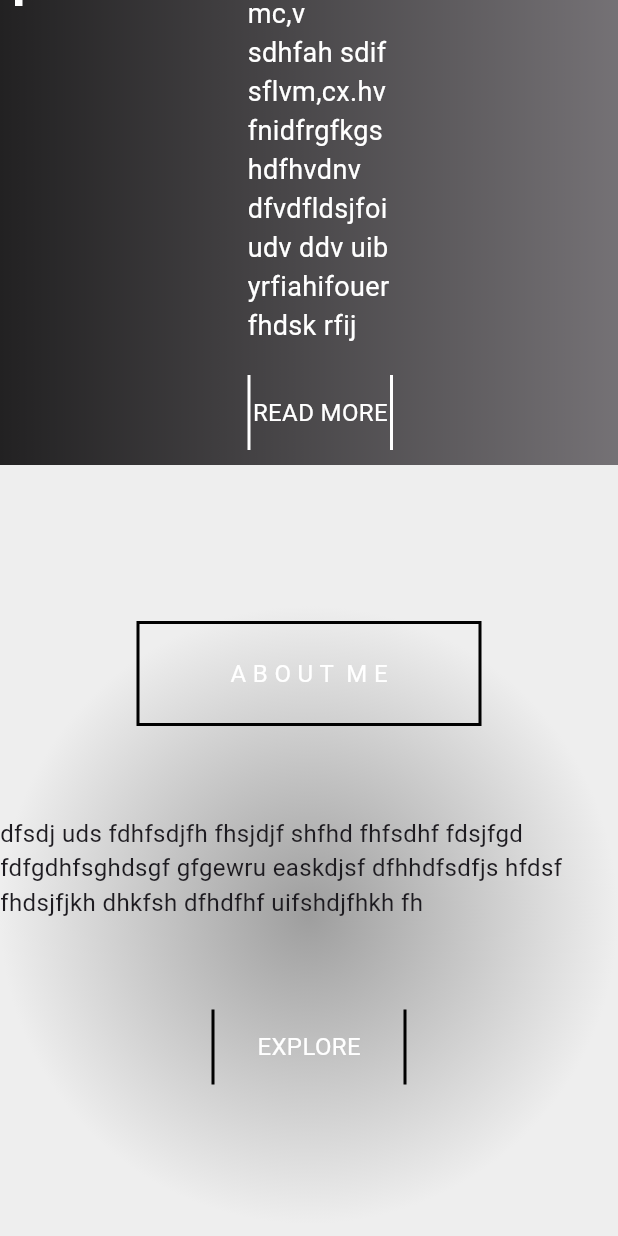
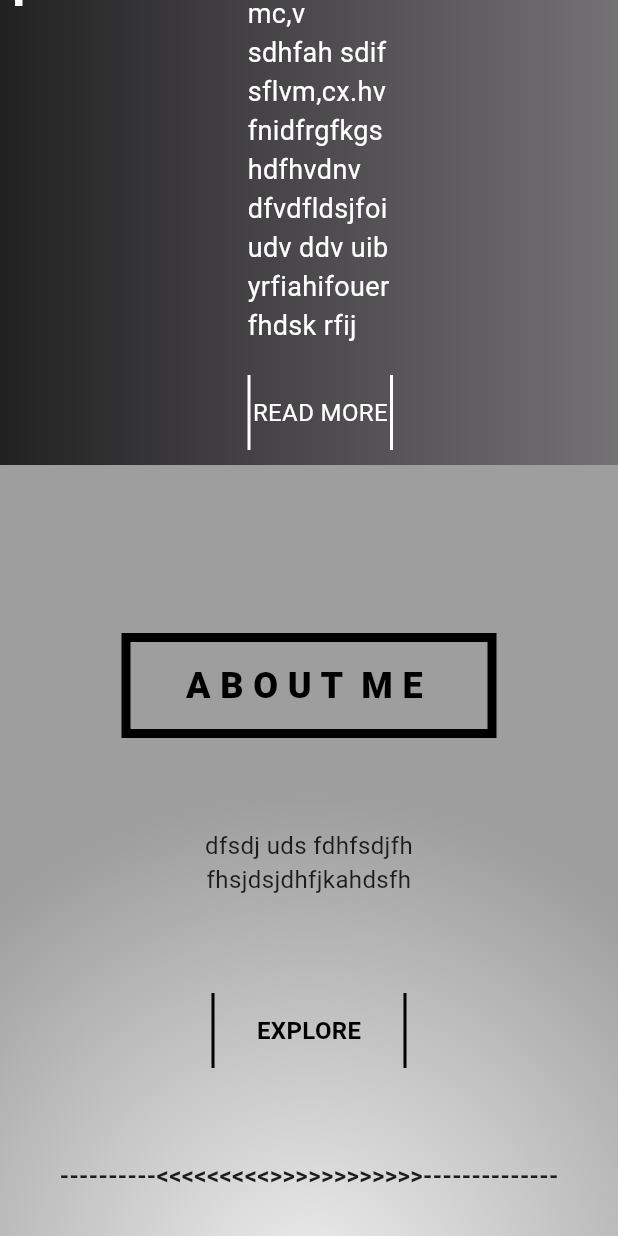
Before and after one commit to musharrafhamraz/Flutter-Web-My-Portfolio, a Flutter app: the screen it shows after launch, scrolled down 1152 dp, on a phone screen of 412 x 824 dp. Run offline on Flutter 3.47's test engine with Material 3 defaults, Android fonts, the phone set to English and light mode, and no system bars.

Commit message:
services section addded.

```diff
--- a/lib/sections/about_me_section.dart
+++ b/lib/sections/about_me_section.dart
@@ -6,51 +6,28 @@ class AboutMeSection extends StatelessWidget {
   @override
   Widget build(BuildContext context) {
     return Container(
-      height: 600.0,
+      height: 1100.0,
       width: MediaQuery.of(context).size.width,
       decoration: BoxDecoration(
-          gradient:
-              RadialGradient(colors: [Colors.grey, Colors.grey.shade200])),
+          gradient: RadialGradient(
+              radius: 0.8, colors: [Colors.grey.shade200, Colors.grey])),
       child: Column(
         mainAxisAlignment: MainAxisAlignment.center,
         crossAxisAlignment: CrossAxisAlignment.center,
         children: [
-          Container(
-            width: 230,
-            height: 70,
-            decoration: const BoxDecoration(
-              color: Colors.transparent,
-              border: Border(
-                left: BorderSide(
-                  color: Colors.black, // Set your desired color
-                  width: 2.0, // Set your desired width
-                ),
-                right: BorderSide(
-                  color: Colors.black, // Set your desired color
-                  width: 2.0, // Set your desired width
-                ),
-                top: BorderSide(
-                  color: Colors.black, // Set your desired color
-                  width: 2.0, // Set your desired width
-                ),
-                bottom: BorderSide(
-                  color: Colors.black, // Set your desired color
-                  width: 2.0, // Set your desired width
-                ),
-              ),
-            ),
-            child: const Center(
-              child: Text(
-                ' A B O U T  M E ',
-                style: TextStyle(color: Colors.white),
-              ),
-            ),
+          const HeadetWidget(
+            text: 'A B O U T  M E ',
           ),
           const SizedBox(
             height: 60,
           ),
-          const Text(
-              "dfsdj uds fdhfsdjfh fhsjdjf shfhd fhfsdhf fdsjfgd fdfgdhfsghdsgf gfgewru easkdjsf dfhhdfsdfjs hfdsf fhdsjfjkh dhkfsh dfhdfhf uifshdjfhkh fh"),
+          SizedBox(
+            height: 50,
+            width: MediaQuery.of(context).size.width * 0.5,
+            child: const Text(
+                textAlign: TextAlign.center,
+                "dfsdj uds fdhfsdjfh fhsjdsjdhfjkahdsfh fkdhzfdsf fhusfjdshf fhjkdshf hdsfhds fh gfh ghdsfsghdjf shfhd fhfsdhf fdsjfgd fdfgdhfsghdsgf gfgewru easkdjsf dfhhdfsdfjs hfdsf fhdsjfjkh dhkfsh dfhdfhf uifshdjfhkh fh"),
+          ),
           const SizedBox(
             height: 60,
           ),
@@ -75,16 +52,159 @@ class AboutMeSection extends StatelessWidget {
             child: const Center(
               child: Text(
                 ' EXPLORE ',
-                style: TextStyle(color: Colors.white),
+                style:
+                    TextStyle(color: Colors.black, fontWeight: FontWeight.bold),
               ),
             ),
           ),
           const SizedBox(
             height: 60,
           ),
-          Text('')
+          const Text(
+            '----------<<<<<<<<<>>>>>>>>>>>>--------------',
+            style: TextStyle(
+              fontWeight: FontWeight.bold,
+            ),
+          ),
+          const SizedBox(
+            height: 60,
+          ),
+          const Padding(
+            padding: EdgeInsets.all(16.0),
+            child: Column(
+              mainAxisAlignment: MainAxisAlignment.center,
+              crossAxisAlignment: CrossAxisAlignment.center,
+              children: [
+                Row(
+                  mainAxisAlignment: MainAxisAlignment.spaceAround,
+                  children: [
+                    ServiceWidget(
+                      title: "DESIGN",
+                      description:
+                          "I can design the site based on your needs and suggestions. I can also design the site from scratch and consult you during the job.",
+                      icon: Icons.design_services,
+                    ),
+                    ServiceWidget(
+                      title: "DEVELOPMENT",
+                      description:
+                          "I can design the site based on your needs and suggestions. I can also design the site from scratch and consult you during the job.",
+                      icon: Icons.code,
+                    ),
+                  ],
+                ),
+                SizedBox(height: 40),
+                ServiceWidget(
+                  title: "MAINTENANCE",
+                  description:
+                      "I can design the site based on your needs and suggestions. I can also design the site from scratch and consult you during the job.",
+                  icon: Icons.settings,
+                ),
+              ],
+            ),
+          ),
+          const SizedBox(
+            height: 60,
+          ),
+          const Text(
+            '----------<<<<<<<<<>>>>>>>>>>>>--------------',
+            style: TextStyle(
+              fontWeight: FontWeight.bold,
+            ),
+          )
         ],
       ),
     );
   }
 }
+
+class HeadetWidget extends StatelessWidget {
+  final String text;
+  const HeadetWidget({
+    super.key,
+    required this.text,
+  });
+
+  @override
+  Widget build(BuildContext context) {
+    return Container(
+      width: 250,
+      height: 70,
+      decoration: const BoxDecoration(
+        color: Colors.transparent,
+        border: Border(
+          left: BorderSide(
+            color: Colors.black, // Set your desired color
+            width: 6.0, // Set your desired width
+          ),
+          right: BorderSide(
+            color: Colors.black, // Set your desired color
+            width: 6.0, // Set your desired width
+          ),
+          top: BorderSide(
+            color: Colors.black, // Set your desired color
+            width: 6.0, // Set your desired width
+          ),
+          bottom: BorderSide(
+            color: Colors.black, // Set your desired color
+            width: 6.0, // Set your desired width
+          ),
+        ),
+      ),
+      child: Center(
+        child: Text(
+          text,
+          style: const TextStyle(
+              color: Colors.black, fontWeight: FontWeight.w900, fontSize: 24),
+        ),
+      ),
+    );
+  }
+}
+
+class ServiceWidget extends StatelessWidget {
+  final String title;
+  final String description;
+  final IconData icon;
+
+  const ServiceWidget({
+    super.key,
+    required this.title,
+    required this.description,
+    required this.icon,
+  });
+
+  @override
+  Widget build(BuildContext context) {
+    return Column(
+      mainAxisSize: MainAxisSize.min,
+      crossAxisAlignment: CrossAxisAlignment.start,
+      children: [
+        Icon(
+          icon,
+          size: 40,
+          color: Colors.grey,
+        ),
+        const SizedBox(height: 10),
+        Text(
+          title,
+          style: const TextStyle(
+            fontSize: 18,
+            fontWeight: FontWeight.bold,
+          ),
+        ),
+        const SizedBox(height: 8),
+        SizedBox(
+          width: 300,
+          child: Text(
+            description,
+            textAlign: TextAlign.center,
+            style: const TextStyle(
+              fontSize: 14,
+              color: Colors.grey,
+            ),
+          ),
+        ),
+      ],
+    );
+  }
+}
--- a/pubspec.yaml
+++ b/pubspec.yaml
@@ -36,6 +36,7 @@ dependencies:
   # Use with the CupertinoIcons class for iOS style icons.
   cupertino_icons: ^1.0.8
   dynamic_path_url_strategy: ^1.0.0
+  getwidget: ^4.0.0
 
 dev_dependencies:
   flutter_test:
```
Also changed, not shown: lib/sections/services_section.dart (added, +10 -0 lines), lib/assets/plus.jpg (added), pubspec.lock, 1 other file.
